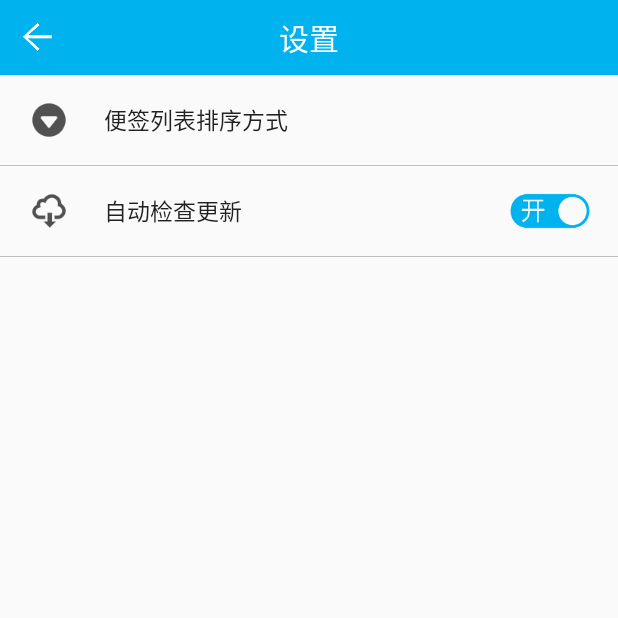
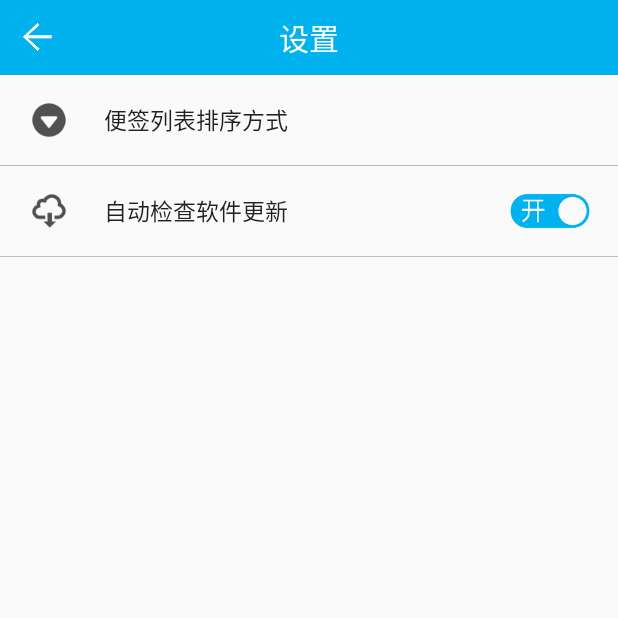
Before and after one commit to liangpengyv/SimpleNote, an Android app: the SettingActivity screen opened directly, with no data from a screen before it, on a phone screen of 412 x 824 dp, the top half of it. Run offline under Robolectric (Android 15) with nearby library versions, the phone set to English and light mode, and no system bars.

Commit message:
优化部分图标

```diff
--- a/app/src/main/res/layout/activity_setting.xml
+++ b/app/src/main/res/layout/activity_setting.xml
@@ -32,8 +32,7 @@
 
         <RelativeLayout
             android:layout_width="match_parent"
-            android:layout_height="wrap_content"
-            android:orientation="vertical">
+            android:layout_height="wrap_content">
 
             <Button
                 android:id="@+id/select_order"
@@ -62,7 +61,7 @@
                 android:drawableLeft="@mipmap/auto_update"
                 android:gravity="center_vertical"
                 android:paddingLeft="20dp"
-                android:text="      自动检查更新"
+                android:text="      自动检查软件更新"
                 android:textSize="15sp"/>
 
             <TextView
--- a/build.gradle
+++ b/build.gradle
@@ -5,7 +5,7 @@ buildscript {
         jcenter()
     }
     dependencies {
-        classpath 'com.android.tools.build:gradle:2.1.3'
+        classpath 'com.android.tools.build:gradle:2.2.3'
 
         // NOTE: Do not place your application dependencies here; they belong
         // in the individual module build.gradle files
```
Also changed, not shown: app/src/main/ic_launcher-web.png, app/src/main/res/mipmap-hdpi/ic_launcher.png, app/src/main/res/mipmap-mdpi/ic_launcher.png, app/src/main/res/mipmap-xhdpi/ic_launcher.png, app/src/main/res/mipmap-xxhdpi/ic_launcher.png, app/src/main/res/mipmap-xxxhdpi/ic_launcher.png.
